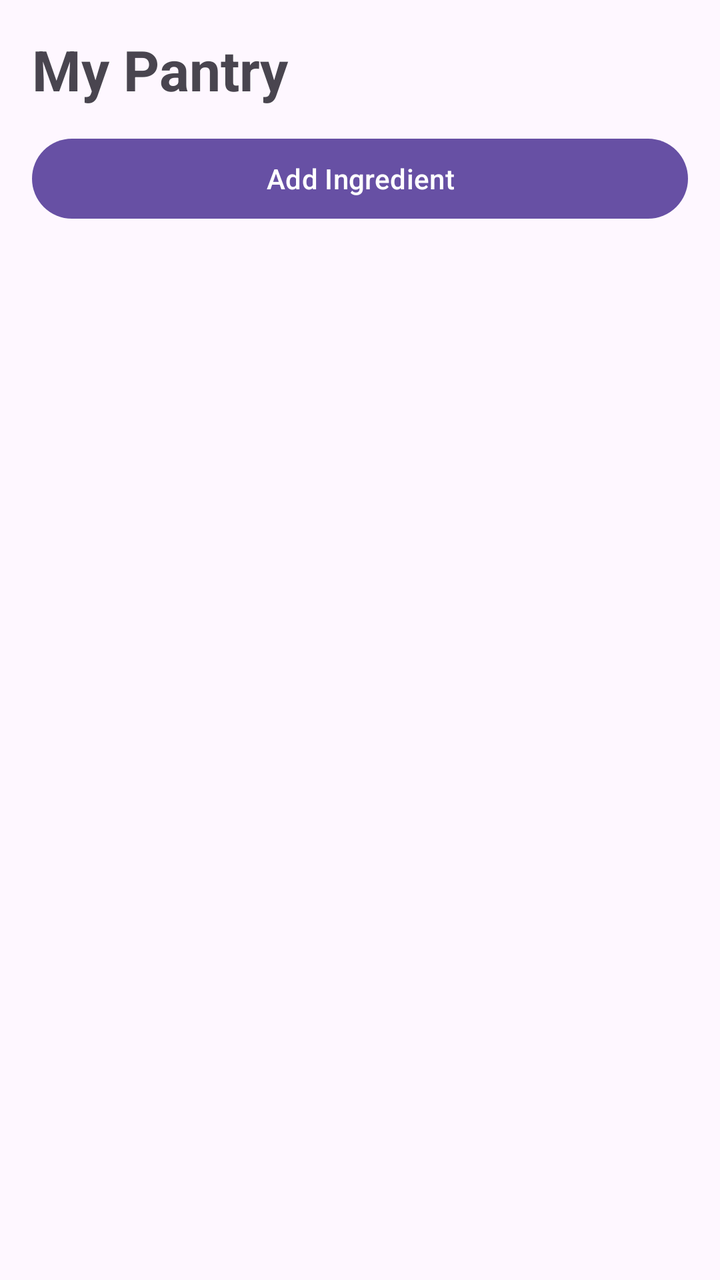
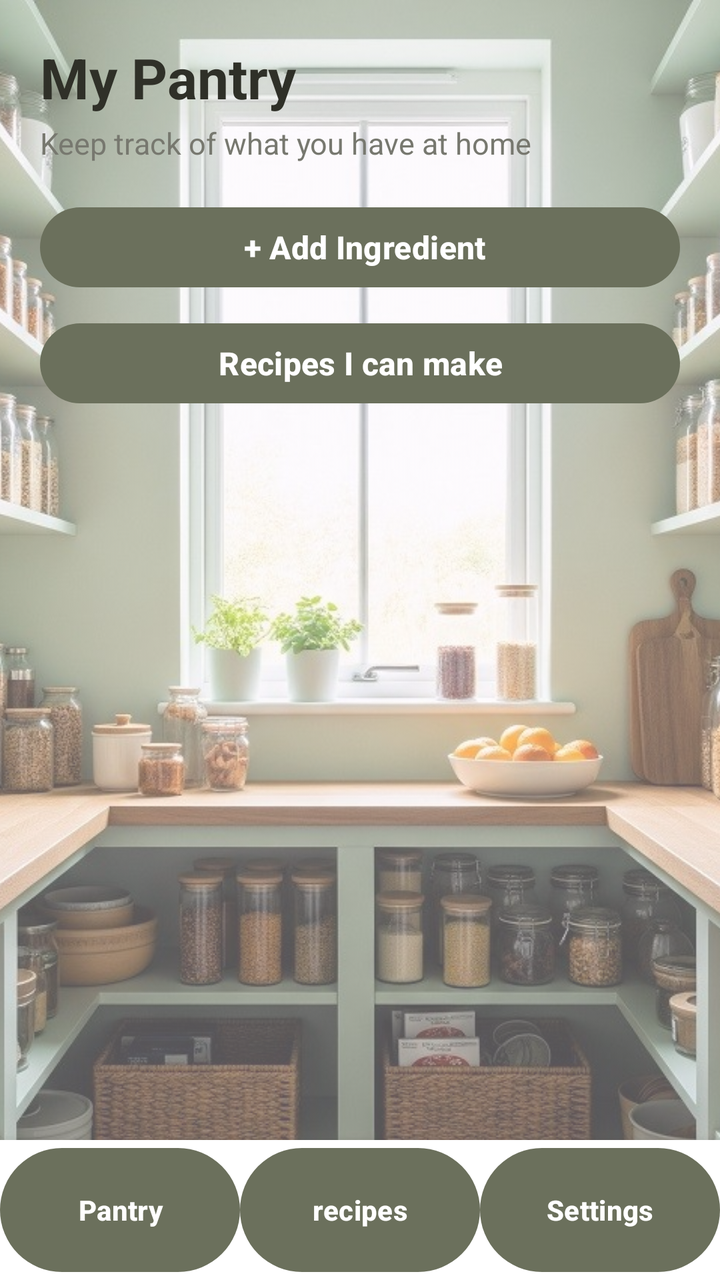

Before-and-after screenshots of an Android layout around one commit, followed by the original layout XML and the change that was made.
<!-- AndroidManifest.xml: application theme Theme.SmartPantryManager -->
<!-- res/layout/activity_pantry.xml -->
<?xml version="1.0" encoding="utf-8"?>
<LinearLayout xmlns:android="http://schemas.android.com/apk/res/android"
    android:layout_width="match_parent"
    android:layout_height="wrap_content"
    android:orientation="vertical"
    android:padding="16dp">

    <TextView
        android:layout_width="match_parent"
        android:layout_height="wrap_content"
        android:text="My Pantry"
        android:textSize="28sp"
        android:textStyle="bold"
        android:paddingBottom="12dp" />

    <Button
        android:id="@+id/btnAddIngredient"
        android:layout_width="match_parent"
        android:layout_height="wrap_content"
        android:text="Add Ingredient" />

    <androidx.recyclerview.widget.RecyclerView
        android:id="@+id/recyclerViewPantry"
        android:layout_width="match_parent"
        android:layout_height="0dp"
        android:layout_weight="1"
        android:layout_marginTop="12dp" />

</LinearLayout>
<!-- resources referenced by this layout -->
<resources>
  <style name="Theme.SmartPantryManager" parent="Base.Theme.SmartPantryManager" />
  <style name="Base.Theme.SmartPantryManager" parent="Theme.Material3.DayNight.NoActionBar">
          
          
      </style>
</resources>

<!-- the commit's change to res/layout/activity_pantry.xml (unified diff, before → after) -->
@@ -1,9 +1,21 @@
 <?xml version="1.0" encoding="utf-8"?>
-<LinearLayout xmlns:android="http://schemas.android.com/apk/res/android"
+<FrameLayout xmlns:android="http://schemas.android.com/apk/res/android"
+    android:layout_width="match_parent"
+    android:layout_height="wrap_content">
+
+    <ImageView
+        android:layout_width="match_parent"
+        android:layout_height="match_parent"
+        android:src="@drawable/pantry_background"
+        android:scaleType="centerCrop"
+        android:alpha="0.66"
+        android:contentDescription="@null" />
+
+<LinearLayout
     android:layout_width="match_parent"
     android:layout_height="wrap_content"
     android:orientation="vertical"
-    android:padding="16dp">
+    android:padding="20dp">
 
     <TextView
         android:layout_width="match_parent"
@@ -11,19 +23,82 @@
         android:text="My Pantry"
         android:textSize="28sp"
         android:textStyle="bold"
-        android:paddingBottom="12dp" />
+        android:textColor="@color/dark_text" />
+
+    <TextView
+        android:layout_width="match_parent"
+        android:layout_height="wrap_content"
+        android:text="Keep track of what you have at home"
+        android:textSize="15sp"
+        android:textColor="@color/grey_text"
+        android:layout_marginTop="4dp"
+        android:layout_marginBottom="18dp" />
 
     <Button
         android:id="@+id/btnAddIngredient"
         android:layout_width="match_parent"
         android:layout_height="wrap_content"
-        android:text="Add Ingredient" />
+        android:text=" + Add Ingredient"
+        android:textSize="16sp"
+        android:textStyle="bold"
+        android:textAllCaps="false" />
+
+    <Button
+        android:id="@+id/btnSuggestedRecipes"
+        android:layout_width="match_parent"
+        android:layout_height="wrap_content"
+        android:layout_marginTop="10dp"
+        android:text="Recipes I can make"
+        android:textSize="16sp"
+        android:textStyle="bold"
+        android:textAllCaps="false" />
 
     <androidx.recyclerview.widget.RecyclerView
         android:id="@+id/recyclerViewPantry"
         android:layout_width="match_parent"
         android:layout_height="0dp"
         android:layout_weight="1"
-        android:layout_marginTop="12dp" />
+        android:layout_marginTop="18dp"
+        android:clipToPadding="false"
+        android:paddingBottom="10dp" />
 
 </LinearLayout>
+
+    <LinearLayout
+        android:layout_width="match_parent"
+        android:layout_height="70dp"
+        android:layout_gravity="bottom"
+        android:orientation="horizontal"
+        android:background="@color/white"
+        android:elevation="8dp">
+
+        <Button
+            android:id="@+id/btnNavPantry"
+            android:layout_width="0dp"
+            android:layout_height="match_parent"
+            android:layout_weight="1"
+            android:text="Pantry"
+            android:textAllCaps="false"
+            android:textStyle="bold" />
+
+        <Button
+            android:id="@+id/btnNavRecipes"
+            android:layout_width="0dp"
+            android:layout_height="match_parent"
+            android:layout_weight="1"
+            android:text="recipes"
+            android:textAllCaps="false"
+            android:textStyle="bold" />
+
+        <Button
+            android:id="@+id/btnNavSettings"
+            android:layout_width="0dp"
+            android:layout_height="match_parent"
+            android:layout_weight="1"
+            android:text="Settings"
+            android:textAllCaps="false"
+            android:textStyle="bold" />
+
+</LinearLayout>
+
+</FrameLayout>
<!-- resource entries referenced after the edit -->
@@ -1,9 +1,22 @@
 <!-- resources referenced by this layout -->
 <resources>
+  <color name="dark_text">#2F3028</color>
+  <color name="grey_text">#77786F</color>
+  <color name="white">#FFFFFF</color>
+  <!-- drawable pantry_background: jpg bitmap (drawable, 172231 bytes) -->
   <style name="Theme.SmartPantryManager" parent="Base.Theme.SmartPantryManager" />
   <style name="Base.Theme.SmartPantryManager" parent="Theme.Material3.DayNight.NoActionBar">
-          
-          
+  
+          <item name="colorPrimary">@color/olive_primary</item>
+          <item name="colorSecondary">@color/olive_light</item>
+  
+          <item name="android:statusBarColor">@color/olive_dark</item>
+          <item name="android:navigationBarColor">@color/cream_background</item>
+          <item name="android:windowLightStatusBar">true</item>
       </style>
+  <color name="olive_primary">#6B705C</color>
+  <color name="olive_light">#A5A58D</color>
+  <color name="olive_dark">#4F5543</color>
+  <color name="cream_background">#F6F4EA</color>
 </resources>
 
